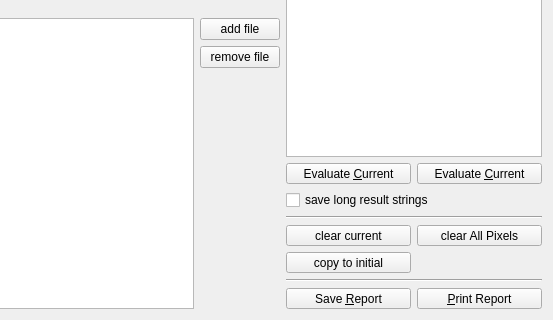
This is plugins/imfccsfit/qfimfccsfitevaluation_editor.ui in jkriege2/QuickFit3 as Qt 5 draws it before an edit; both pictures show x 513 to 1066 and y 305 to 625 of the 1066 by 625 pixel window. The edited form follows.
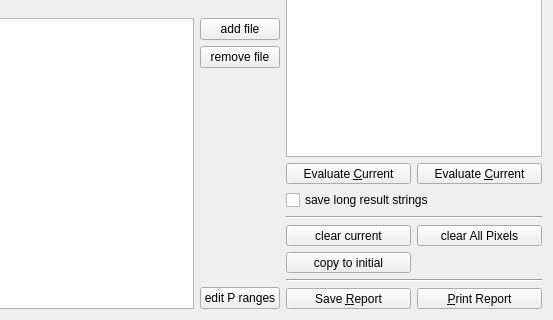
This is the edited form. Icons and pictures are not drawn. Custom widgets are drawn as their Qt base class.

Commit message: QuickFit3/imFCCS:   - minds parameter ranges now when fitting   - has button to activate additional columns to edit the parameter ranges

What changed in the file:
```diff
--- a/plugins/imfccsfit/qfimfccsfitevaluation_editor.ui
+++ b/plugins/imfccsfit/qfimfccsfitevaluation_editor.ui
@@ -383,6 +383,16 @@
            </property>
           </spacer>
          </item>
+         <item>
+          <widget class="QPushButton" name="btnEditRanges">
+           <property name="text">
+            <string>edit P ranges</string>
+           </property>
+           <property name="checkable">
+            <bool>true</bool>
+           </property>
+          </widget>
+         </item>
         </layout>
        </item>
       </layout>
```
Left out of the diff: 1 changed line with no effect on the pictures. The commit also changes 12 other files.
